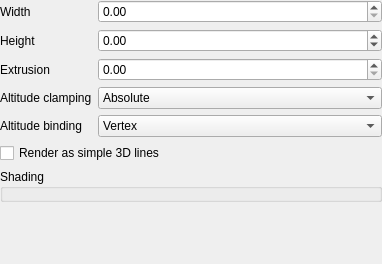
This is src/ui/3d/line3dsymbolwidget.ui in qgis/QGIS as Qt 5 draws it before an edit. The edited form follows.
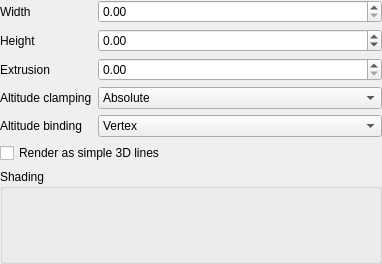
This is the edited form. Custom widgets are drawn as their Qt base class.

Commit message: Fix some 3d symbol layout issues

Diff of the .ui file:
```diff
--- a/src/ui/3d/line3dsymbolwidget.ui
+++ b/src/ui/3d/line3dsymbolwidget.ui
@@ -142,19 +142,6 @@
      </layout>
     </widget>
    </item>
-   <item>
-    <spacer name="verticalSpacer">
-     <property name="orientation">
-      <enum>Qt::Vertical</enum>
-     </property>
-     <property name="sizeHint" stdset="0">
-      <size>
-       <width>20</width>
-       <height>40</height>
-      </size>
-     </property>
-    </spacer>
-   </item>
   </layout>
  </widget>
  <customwidgets>
```
The commit also changes 5 other files.
